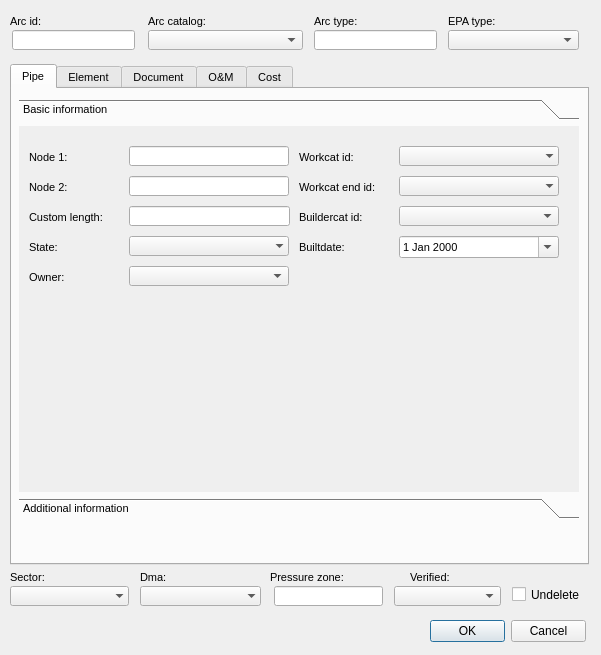
This is ui/ws_man_arc.ui in Giswater/giswater_qgis_plugin as Qt 5 draws it before an edit. The edited form follows.
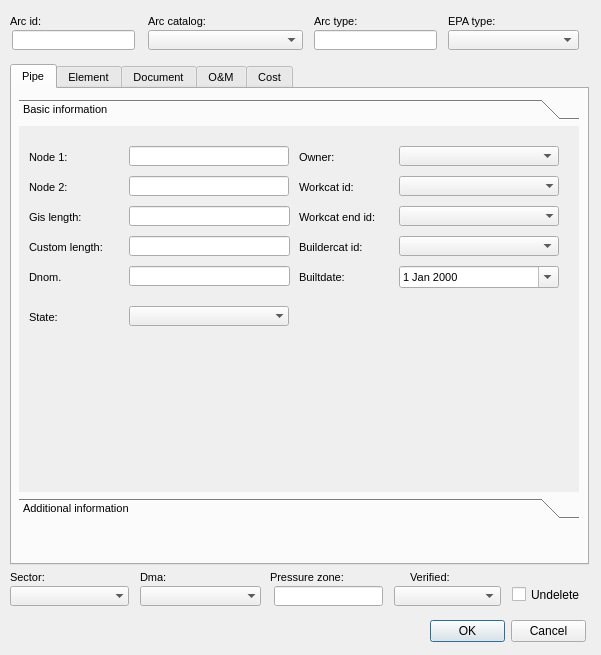
This is the edited form. The open tabs and pages were chosen to show the change. Icons and pictures are not drawn.

Commit message: #129 minor adjustments on arc forms

```diff
--- a/ui/ws_man_arc.ui
+++ b/ui/ws_man_arc.ui
@@ -441,7 +441,7 @@
        <property name="geometry">
         <rect>
          <x>10</x>
-         <y>110</y>
+         <y>180</y>
          <width>90</width>
          <height>22</height>
         </rect>
@@ -477,7 +477,7 @@
        <property name="geometry">
         <rect>
          <x>380</x>
-         <y>50</y>
+         <y>80</y>
          <width>160</width>
          <height>20</height>
         </rect>
@@ -496,7 +496,7 @@
        <property name="geometry">
         <rect>
          <x>280</x>
-         <y>80</y>
+         <y>110</y>
          <width>101</width>
          <height>22</height>
         </rect>
@@ -532,7 +532,7 @@
        <property name="geometry">
         <rect>
          <x>280</x>
-         <y>50</y>
+         <y>80</y>
          <width>101</width>
          <height>22</height>
         </rect>
@@ -568,7 +568,7 @@
        <property name="geometry">
         <rect>
          <x>280</x>
-         <y>110</y>
+         <y>140</y>
          <width>101</width>
          <height>22</height>
         </rect>
@@ -604,7 +604,7 @@
        <property name="geometry">
         <rect>
          <x>380</x>
-         <y>20</y>
+         <y>50</y>
          <width>160</width>
          <height>20</height>
         </rect>
@@ -623,7 +623,7 @@
        <property name="geometry">
         <rect>
          <x>110</x>
-         <y>110</y>
+         <y>180</y>
          <width>160</width>
          <height>20</height>
         </rect>
@@ -642,7 +642,7 @@
        <property name="geometry">
         <rect>
          <x>280</x>
-         <y>20</y>
+         <y>50</y>
          <width>90</width>
          <height>22</height>
         </rect>
@@ -678,7 +678,7 @@
        <property name="geometry">
         <rect>
          <x>380</x>
-         <y>80</y>
+         <y>110</y>
          <width>160</width>
          <height>20</height>
         </rect>
@@ -688,7 +688,7 @@
        <property name="geometry">
         <rect>
          <x>380</x>
-         <y>110</y>
+         <y>140</y>
          <width>160</width>
          <height>22</height>
         </rect>
@@ -700,8 +700,8 @@
       <widget class="QComboBox" name="ownercat_id">
        <property name="geometry">
         <rect>
-         <x>110</x>
-         <y>140</y>
+         <x>380</x>
+         <y>20</y>
          <width>160</width>
          <height>20</height>
         </rect>
@@ -710,8 +710,8 @@
       <widget class="QLabel" name="label_owner">
        <property name="geometry">
         <rect>
-         <x>10</x>
-         <y>140</y>
+         <x>280</x>
+         <y>20</y>
          <width>90</width>
          <height>22</height>
         </rect>
@@ -839,14 +839,14 @@
        <property name="geometry">
         <rect>
          <x>110</x>
-         <y>80</y>
+         <y>110</y>
          <width>161</width>
          <height>20</height>
         </rect>
        </property>
        <property name="font">
         <font>
-         <italic>true</italic>
+         <italic>false</italic>
         </font>
        </property>
        <property name="text">
@@ -857,7 +857,7 @@
        <property name="geometry">
         <rect>
          <x>10</x>
-         <y>80</y>
+         <y>110</y>
          <width>81</width>
          <height>22</height>
         </rect>
@@ -890,6 +890,118 @@
         <number>3</number>
        </property>
       </widget>
+      <widget class="QLabel" name="label_arc_custom_length_2">
+       <property name="geometry">
+        <rect>
+         <x>10</x>
+         <y>80</y>
+         <width>81</width>
+         <height>22</height>
+        </rect>
+       </property>
+       <property name="font">
+        <font>
+         <pointsize>8</pointsize>
+         <italic>false</italic>
+        </font>
+       </property>
+       <property name="frameShape">
+        <enum>QFrame::NoFrame</enum>
+       </property>
+       <property name="frameShadow">
+        <enum>QFrame::Plain</enum>
+       </property>
+       <property name="text">
+        <string>Gis length:</string>
+       </property>
+       <property name="textFormat">
+        <enum>Qt::AutoText</enum>
+       </property>
+       <property name="scaledContents">
+        <bool>false</bool>
+       </property>
+       <property name="alignment">
+        <set>Qt::AlignLeading|Qt::AlignLeft|Qt::AlignVCenter</set>
+       </property>
+       <property name="margin">
+        <number>3</number>
+       </property>
+      </widget>
+      <widget class="QLineEdit" name="gis_length">
+       <property name="geometry">
+        <rect>
+         <x>110</x>
+         <y>80</y>
+         <width>161</width>
+         <height>20</height>
+        </rect>
+       </property>
+       <property name="font">
+        <font>
+         <italic>true</italic>
+        </font>
+       </property>
+       <property name="text">
+        <string/>
+       </property>
+      </widget>
+      <widget class="QLabel" name="label_arc_custom_length_3">
+       <property name="geometry">
+        <rect>
+         <x>10</x>
+         <y>140</y>
+         <width>81</width>
+         <height>22</height>
+        </rect>
+       </property>
+       <property name="font">
+        <font>
+         <pointsize>8</pointsize>
+         <italic>false</italic>
+        </font>
+       </property>
+       <property name="frameShape">
+        <enum>QFrame::NoFrame</enum>
+       </property>
+       <property name="frameShadow">
+        <enum>QFrame::Plain</enum>
+       </property>
+       <property name="text">
+        <string>Dnom.</string>
+       </property>
+       <property name="textFormat">
+        <enum>Qt::AutoText</enum>
+       </property>
+       <property name="scaledContents">
+        <bool>false</bool>
+       </property>
+       <property name="alignment">
+        <set>Qt::AlignLeading|Qt::AlignLeft|Qt::AlignVCenter</set>
+       </property>
+       <property name="margin">
+        <number>3</number>
+       </property>
+      </widget>
+      <widget class="QLineEdit" name="cat_dnom">
+       <property name="geometry">
+        <rect>
+         <x>110</x>
+         <y>140</y>
+         <width>161</width>
+         <height>20</height>
+        </rect>
+       </property>
+       <property name="font">
+        <font>
+         <weight>75</weight>
+         <italic>false</italic>
+         <bold>true</bold>
+        </font>
+       </property>
+       <property name="text">
+        <string/>
+       </property>
+      </widget>
      </widget>
      <widget class="QWidget" name="page_15">
       <property name="geometry">
```
Left out of the diff: 8 changed lines with no effect on the pictures. The commit also changes 1 other file.
